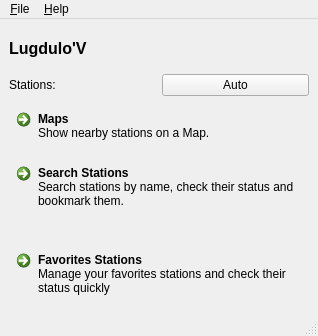
First picture: the form in lugdulov/mainwindow.ui, repository iksaif/lugdulov, before the edit.
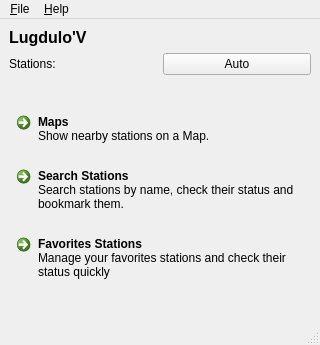
Second picture: the form after the edit. Icons and pictures are not drawn.

The edit to the form file:
```diff
--- a/lugdulov/mainwindow.ui
+++ b/lugdulov/mainwindow.ui
@@ -6,8 +6,8 @@
    <rect>
     <x>0</x>
     <y>0</y>
-    <width>318</width>
-    <height>336</height>
+    <width>320</width>
+    <height>345</height>
    </rect>
   </property>
   <property name="windowTitle">
@@ -20,13 +20,13 @@
   <widget class="QWidget" name="centralwidget">
    <layout class="QGridLayout" name="gridLayout">
     <item row="2" column="0">
-     <widget class="QLabel" name="titleLabel">
+     <widget class="QLabel" name="stationsLabel">
       <property name="text">
        <string>Stations:</string>
       </property>
      </widget>
     </item>
-    <item row="4" column="0" rowspan="2" colspan="2">
+    <item row="5" column="0" rowspan="2" colspan="2">
      <widget class="QCommandLinkButton" name="searchLinkButton">
       <property name="text">
        <string>Search Stations</string>
@@ -40,7 +40,7 @@
       </property>
      </widget>
     </item>
-    <item row="6" column="0" colspan="2">
+    <item row="7" column="0" colspan="2">
      <widget class="QCommandLinkButton" name="bookmarkLinkButton">
       <property name="text">
        <string>Favorites Stations</string>
@@ -54,7 +54,7 @@
       </property>
      </widget>
     </item>
-    <item row="3" column="0" colspan="2">
+    <item row="4" column="0" colspan="2">
      <widget class="QCommandLinkButton" name="mapLinkButton">
       <property name="text">
        <string>Maps</string>
@@ -69,7 +69,7 @@
      </widget>
     </item>
     <item row="1" column="0">
-     <widget class="QLabel" name="label">
+     <widget class="QLabel" name="titleLabel">
       <property name="font">
        <font>
         <pointsize>12</pointsize>
@@ -102,6 +102,32 @@
       </property>
      </widget>
     </item>
+    <item row="8" column="0" colspan="2">
+     <spacer name="verticalSpacer">
+      <property name="orientation">
+       <enum>Qt::Vertical</enum>
+      </property>
+      <property name="sizeHint" stdset="0">
+       <size>
+        <width>20</width>
+        <height>40</height>
+       </size>
+      </property>
+     </spacer>
+    </item>
+    <item row="3" column="0" colspan="2">
+     <spacer name="verticalSpacer_2">
+      <property name="orientation">
+       <enum>Qt::Vertical</enum>
+      </property>
+      <property name="sizeHint" stdset="0">
+       <size>
+        <width>20</width>
+        <height>40</height>
+       </size>
+      </property>
+     </spacer>
+    </item>
    </layout>
   </widget>
   <widget class="QStatusBar" name="statusbar"/>
@@ -110,7 +136,7 @@
     <rect>
      <x>0</x>
      <y>0</y>
-     <width>318</width>
+     <width>320</width>
      <height>21</height>
     </rect>
    </property>
```
Left out of the diff: 3 changed lines with no effect on the pictures.
